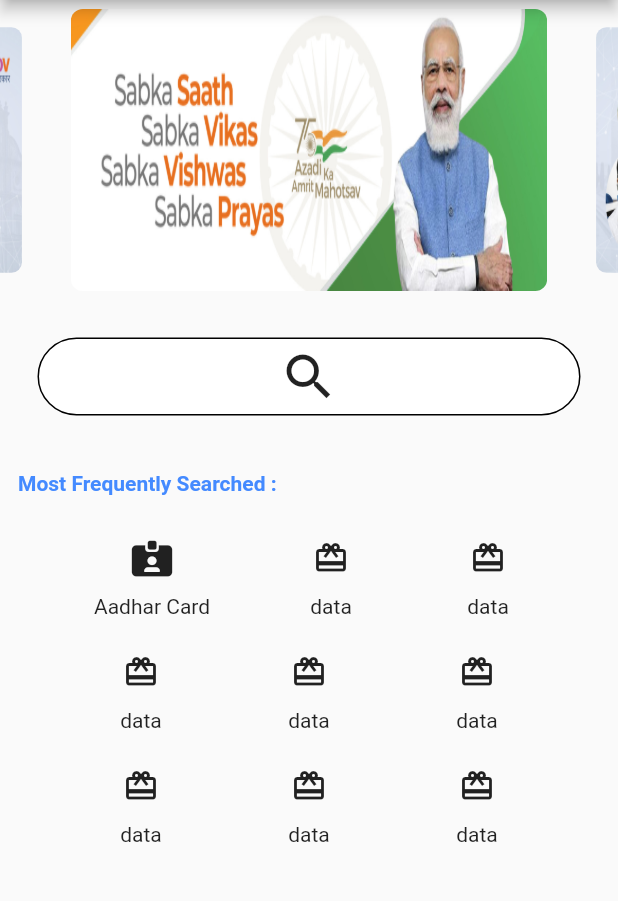
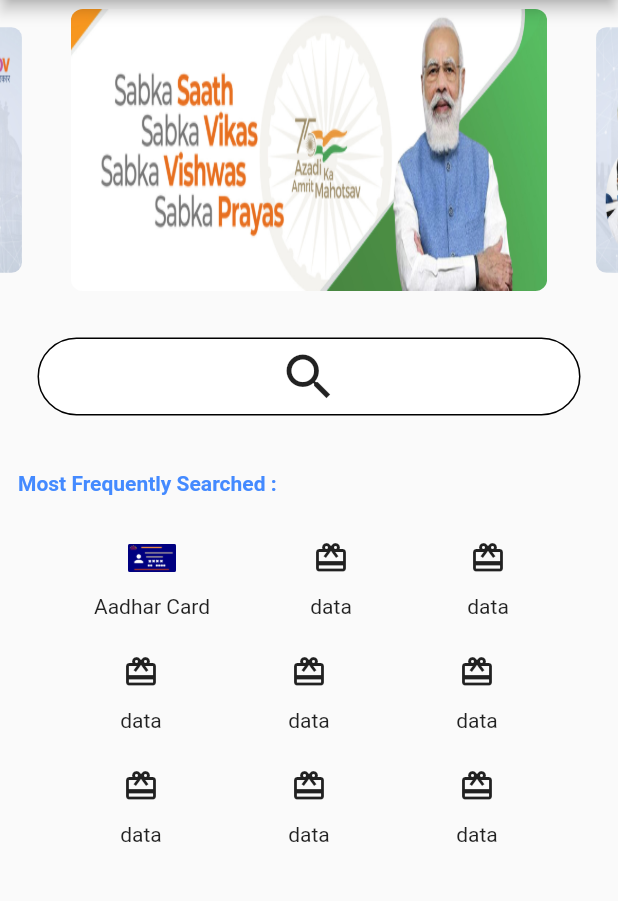
Before and after one commit to ParthBhuva97/Jan-Seva-Kendra-App, a Flutter app: the screen it shows after launch, on a phone screen of 412 x 824 dp, the part 84-985 px from its top. Run offline on Flutter 3.47's test engine with Material 2 defaults, Android fonts, the phone set to English and light mode, and no system bars; drawn by our look-alikes of carousel_slider; our stand-ins replace cloud_firestore, firebase_auth, firebase_core, flutter_neumorphic, font_awesome_flutter, glassmorphism; missing offline and left inert: circle_bottom_navigation_bar; accounts and stored records are empty.

Commit message:
Updated icons and Updated In-App Navigation

```diff
--- a/lib/main.dart
+++ b/lib/main.dart
@@ -200,7 +200,9 @@ class _HomePageState extends State<HomePage> {
                     children: [
                       IconButton(
                         onPressed: () {},
-                        icon: FaIcon(FontAwesomeIcons.idCardClip),
+                        icon: new Tab(
+                          icon: new Image.asset("assets/images/AadharCard.png"),
+                        ),
                       ),
                       Text('Aadhar Card'),
                     ],
```
Also changed, not shown: assets/images/AadharCard.png (added).
